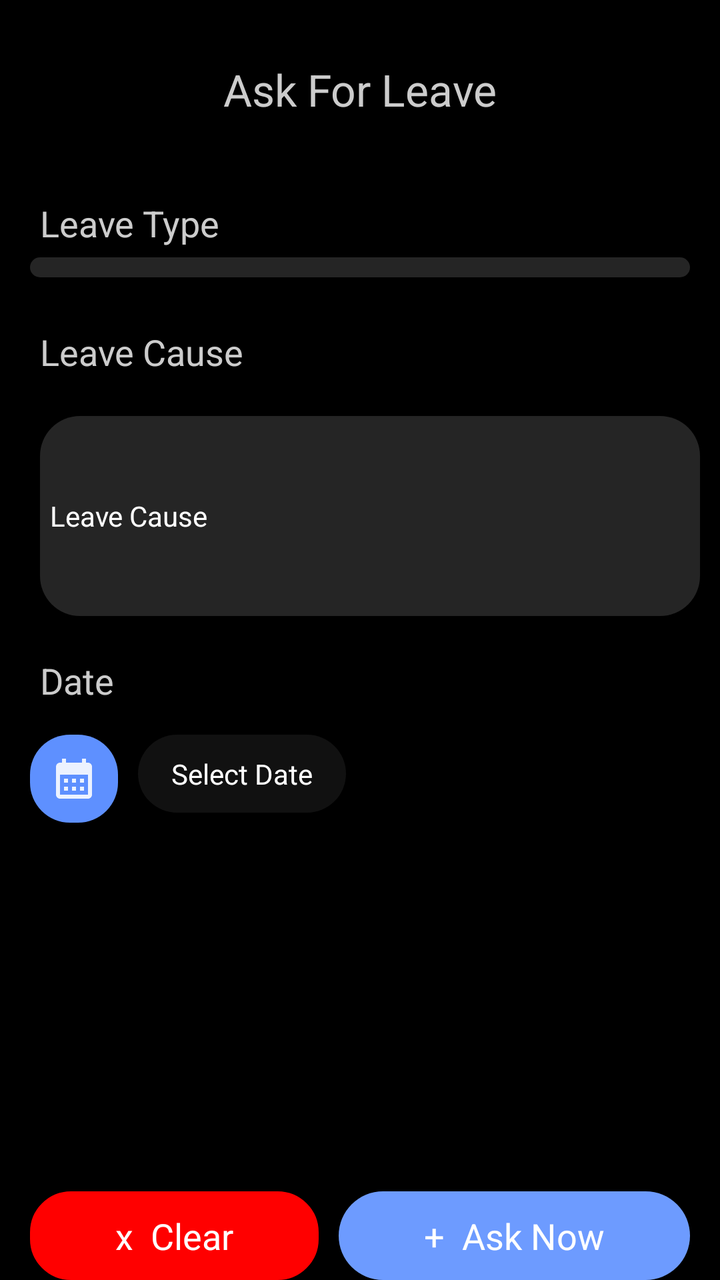
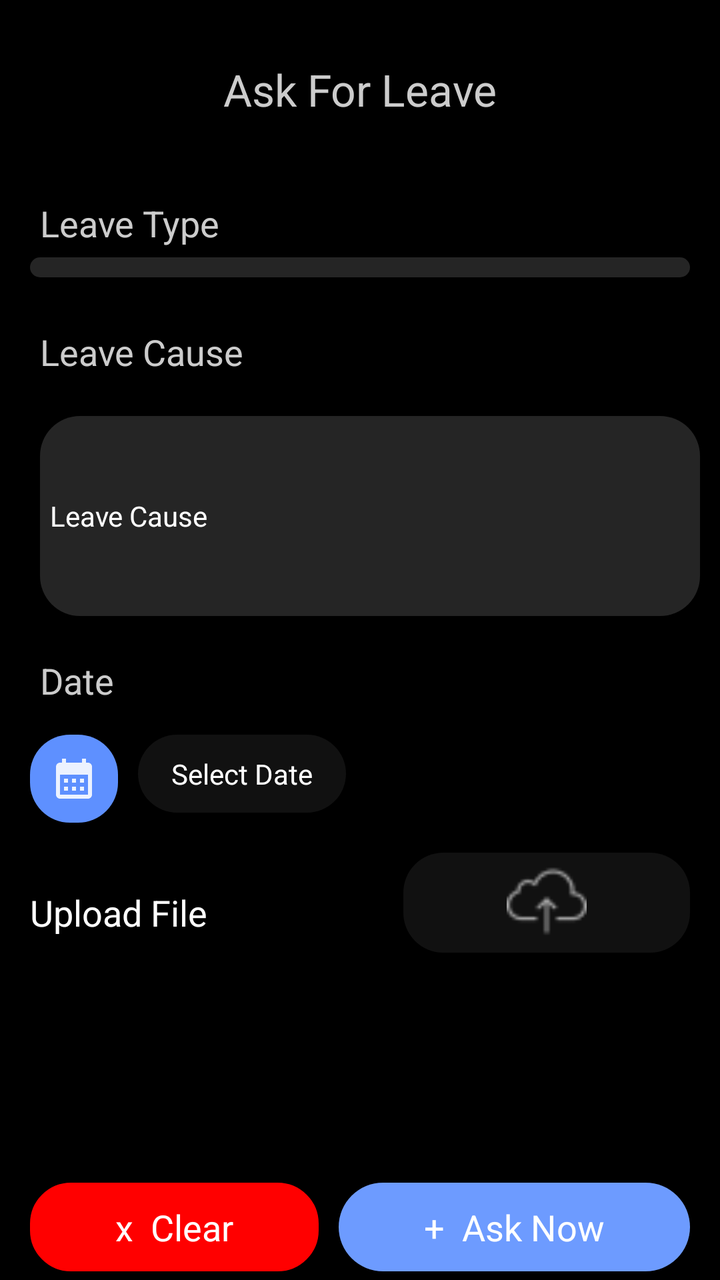

Two renders of the same Android screen: before a commit and after it. Below are the layout's source before the change and the commit's diff.
<!-- AndroidManifest.xml: application theme AppTheme -->
<!-- res/layout/fragment_apply_new_leave.xml -->
<?xml version="1.0" encoding="utf-8"?>
<layout>

    <ScrollView xmlns:android="http://schemas.android.com/apk/res/android"
        xmlns:tools="http://schemas.android.com/tools"
        android:layout_width="match_parent"
        android:layout_height="match_parent"
        android:background="@color/black"
        android:clickable="true">

        <LinearLayout
            android:layout_width="match_parent"
            android:layout_height="match_parent"
            android:orientation="vertical"
            android:padding="@dimen/_10dp"
            tools:context=".manager.activity.ApplyNewLeaveFragment">

            <LinearLayout
                android:layout_width="match_parent"
                android:layout_height="wrap_content"
                android:layout_marginTop="20dp"
                android:layout_marginBottom="@dimen/_20dp">

                <ImageView
                    android:id="@+id/backBtn"
                    android:layout_width="wrap_content"
                    android:layout_height="wrap_content"
                    android:layout_marginStart="25dp"
                    android:src="@drawable/backbutton"
                    android:visibility="gone" />

                <TextView
                    android:layout_width="match_parent"
                    android:layout_height="wrap_content"
                    android:gravity="center"
                    android:text="Ask For Leave"
                    android:textColor="@color/greyforText"
                    android:textSize="22sp" />

            </LinearLayout>

            <TextView
                android:layout_width="match_parent"
                android:layout_height="wrap_content"
                android:layout_marginStart="@dimen/_10dp"
                android:layout_marginTop="@dimen/_20dp"
                android:text="Leave Type"
                android:textColor="@color/greyforText"
                android:textSize="18sp" />

            <Spinner
                android:id="@+id/leaveType"
                android:layout_width="match_parent"
                android:layout_height="wrap_content"
                android:layout_margin="@dimen/_5dp"
                android:background="@drawable/light_grey_bg"
                android:drawableEnd="@drawable/spinner_dropdown"
                android:padding="@dimen/_5dp"
                android:spinnerMode="dropdown" />

            <TextView
                android:layout_width="match_parent"
                android:layout_height="wrap_content"
                android:layout_marginStart="@dimen/_10dp"
                android:layout_marginTop="@dimen/_20dp"
                android:text="Leave Cause"
                android:textColor="@color/greyforText"
                android:textSize="18sp" />

            <EditText
                android:id="@+id/reason"
                android:layout_width="match_parent"
                android:layout_height="100dp"
                android:layout_marginStart="@dimen/_10dp"
                android:layout_marginTop="@dimen/_20dp"
                android:background="@drawable/light_grey_bg"
                android:hint="Leave Cause"
                android:inputType="textMultiLine"
                android:maxLines="5"
                android:padding="@dimen/_5dp"
                android:textColor="@color/white"
                android:textColorHint="@color/white"
                android:textSize="14sp" />

            <TextView
                android:layout_width="match_parent"
                android:layout_height="wrap_content"
                android:layout_marginStart="@dimen/_10dp"
                android:layout_marginTop="@dimen/_20dp"
                android:text="Date"
                android:textColor="@color/greyforText"
                android:textSize="18sp" />


            <LinearLayout
                android:layout_width="match_parent"
                android:layout_height="wrap_content"
                android:layout_marginTop="@dimen/_10">

                <ImageView
                    android:id="@+id/calender"
                    android:layout_width="wrap_content"
                    android:layout_height="wrap_content"
                    android:layout_margin="@dimen/_5dp"
                    android:background="@drawable/blue_bg"
                    android:padding="@dimen/_10"
                    android:src="@drawable/baseline_calendar_month_24" />

                <TextView
                    android:layout_width="wrap_content"
                    android:layout_height="wrap_content"
                    android:layout_margin="@dimen/_5dp"
                    android:layout_marginStart="@dimen/_10dp"
                    android:background="@drawable/grey_bg_rounded"
                    android:gravity="center"
                    android:maxLines="5"
                    android:padding="@dimen/_10"
                    android:text="  Select Date  "
                    android:textColor="@color/white"
                    android:textColorHint="@color/white"
                    android:textSize="14sp" />
            </LinearLayout>

            <LinearLayout
                android:id="@+id/datelayout"
                android:layout_width="match_parent"
                android:layout_height="wrap_content"
                android:layout_marginStart="@dimen/_10dp"
                android:layout_marginTop="@dimen/_20dp"
                android:padding="@dimen/_15"
                android:visibility="invisible">

                <ImageView
                    android:layout_width="@dimen/_20dp"
                    android:layout_height="@dimen/_20dp"
                    android:layout_gravity="center"
                    android:layout_marginStart="@dimen/_10"
                    android:padding="@dimen/_5dp"
                    android:src="@drawable/baseline_brightness_1_24" />

                <TextView
                    android:id="@+id/dateForLeave"
                    android:layout_width="wrap_content"
                    android:layout_height="wrap_content"
                    android:text="14 April"
                    android:textColor="@color/greyforText"
                    android:textSize="18sp" />

                <ImageView
                    android:id="@+id/delete"
                    android:layout_width="wrap_content"
                    android:layout_height="wrap_content"
                    android:layout_marginStart="@dimen/_10"
                    android:src="@drawable/baseline_close_24_red" />
            </LinearLayout>

            <LinearLayout
                android:layout_width="match_parent"
                android:layout_height="wrap_content"
                android:layout_marginTop="@dimen/_100dp"
                android:gravity="center"
                android:orientation="horizontal"
                android:weightSum="2">

                <TextView
                    android:id="@+id/clear"
                    android:layout_width="wrap_content"
                    android:layout_height="wrap_content"
                    android:layout_margin="@dimen/_5dp"
                    android:layout_weight="1"
                    android:background="@drawable/delete_btn"
                    android:gravity="center"
                    android:paddingTop="@dimen/_10"
                    android:paddingBottom="@dimen/_10"
                    android:text="x  Clear"
                    android:textColor="@color/white"
                    android:textSize="18dp" />

                <TextView
                    android:id="@+id/askNow"
                    android:layout_width="wrap_content"
                    android:layout_height="wrap_content"
                    android:layout_margin="5dp"
                    android:layout_weight="1"
                    android:background="@drawable/attendancebutton"
                    android:gravity="center"
                    android:paddingTop="@dimen/_10"
                    android:paddingBottom="@dimen/_10"
                    android:text="+  Ask Now"
                    android:textColor="@color/white"
                    android:textSize="18dp" />


            </LinearLayout>

        </LinearLayout>
    </ScrollView>

</layout>
<!-- resources referenced by this layout -->
<resources>
  <color name="black">#FF000000</color>
  <color name="greyforText">#CCCCCC</color>
  <color name="white">#FFFFFF</color>
  <dimen name="_10">10dp</dimen>
  <dimen name="_100dp">100dp</dimen>
  <dimen name="_10dp">10dp</dimen>
  <dimen name="_15">15dp</dimen>
  <dimen name="_20dp">20dp</dimen>
  <dimen name="_5dp">5dp</dimen>
  <!-- drawable attendancebutton (drawable) -->
  <shape xmlns:android="http://schemas.android.com/apk/res/android"
      android:shape="rectangle">
      <solid android:color="#6D9BFF"/>
      <corners android:radius="25dp" /> 
  </shape>
  <!-- drawable baseline_brightness_1_24 (drawable) -->
  <vector xmlns:android="http://schemas.android.com/apk/res/android" android:alpha="0.88" android:height="24dp" android:tint="#FFFFFF" android:viewportHeight="24" android:viewportWidth="24" android:width="24dp">
        
      <path android:fillColor="@android:color/white" android:pathData="M12,12m-10,0a10,10 0,1 1,20 0a10,10 0,1 1,-20 0"/>
      
  </vector>
  <!-- drawable baseline_close_24_red (drawable) -->
  <vector xmlns:android="http://schemas.android.com/apk/res/android" android:alpha="0.88" android:height="24dp" android:tint="#FF0000" android:viewportHeight="24" android:viewportWidth="24" android:width="24dp">
        
      <path android:fillColor="@android:color/white" android:pathData="M19,6.41L17.59,5 12,10.59 6.41,5 5,6.41 10.59,12 5,17.59 6.41,19 12,13.41 17.59,19 19,17.59 13.41,12z"/>
      
  </vector>
  <!-- drawable blue_bg (drawable) -->
  <?xml version="1.0" encoding="utf-8"?>
  <shape xmlns:android="http://schemas.android.com/apk/res/android"
      android:shape="rectangle">
      <solid android:color="@color/lightBlue"/>
  <corners android:radius="@dimen/_20dp"/>
  </shape>
  <!-- drawable delete_btn (drawable) -->
  <shape xmlns:android="http://schemas.android.com/apk/res/android"
      android:shape="rectangle">
      <solid android:color="#FF0000" /> 
      <corners android:radius="20dp" />
      <stroke
          android:width="1dp"
          android:color="#FF0000"
          />
  </shape>
  <!-- drawable grey_bg_rounded (drawable) -->
  <?xml version="1.0" encoding="utf-8"?>
  <shape xmlns:android="http://schemas.android.com/apk/res/android"
      android:shape="rectangle">
  <solid android:color="@color/greyBackground"/>
      <corners android:radius="@dimen/_20dp"/>
  </shape>
  <!-- drawable light_grey_bg (drawable) -->
  <?xml version="1.0" encoding="utf-8"?>
  <shape xmlns:android="http://schemas.android.com/apk/res/android"
      android:shape="rectangle">
      <solid android:color="@color/lightGreycolor"/>
      <corners android:radius="@dimen/_20dp"/>
  </shape>
  <!-- drawable spinner_dropdown (drawable) -->
  <layer-list xmlns:android="http://schemas.android.com/apk/res/android">
      <item>
          <rotate
              android:fromDegrees="0"
              android:toDegrees="0"
              android:pivotX="50%"
              android:pivotY="50%"
              android:drawable="@drawable/spinnerdrop" />
      </item>
  
  </layer-list>
  <style name="AppTheme" parent="Theme.MaterialComponents.Light.NoActionBar">
          <item name="colorPrimaryDark">@color/black</item>
          <item name="colorSurface">@color/white</item>
      </style>
  <color name="lightBlue">#5E90FF</color>
  <color name="greyBackground">#111111</color>
  <color name="lightGreycolor">#252525</color>
  <!-- unchanged entries left out for length: 3 -->
</resources>

<!-- the commit's change to res/layout/fragment_apply_new_leave.xml (unified diff, before → after) -->
@@ -128,7 +128,7 @@
                 android:layout_marginStart="@dimen/_10dp"
                 android:layout_marginTop="@dimen/_20dp"
                 android:padding="@dimen/_15"
-                android:visibility="invisible">
+                android:visibility="gone">
 
                 <ImageView
                     android:layout_width="@dimen/_20dp"
@@ -157,6 +157,50 @@
             <LinearLayout
                 android:layout_width="match_parent"
                 android:layout_height="wrap_content"
+                android:layout_marginStart="@dimen/_5dp"
+                android:layout_marginTop="@dimen/_10"
+                android:gravity="center"
+                android:orientation="horizontal"
+                android:weightSum="2">
+
+                <TextView
+                    android:layout_width="wrap_content"
+                    android:layout_height="wrap_content"
+                    android:layout_weight="1"
+                    android:text="Upload File"
+                    android:textColor="@color/white"
+                    android:textSize="18dp" />
+
+                <ImageView
+                    android:id="@+id/uploadDoc"
+                    android:layout_width="50dp"
+                    android:layout_height="50dp"
+                    android:layout_gravity="end"
+                    android:layout_margin="@dimen/_5dp"
+                    android:layout_weight="1"
+                    android:background="@drawable/grey_bg_rounded"
+                    android:padding="@dimen/_5dp"
+                    android:src="@drawable/uploadwhite" />
+
+                <TextView
+                    android:id="@+id/uploadDocname"
+                    android:layout_width="wrap_content"
+                    android:layout_height="wrap_content"
+                    android:layout_gravity="end"
+                    android:layout_margin="@dimen/_5dp"
+                    android:layout_weight="1"
+                    android:drawableEnd="@drawable/baseline_close_24"
+                    android:gravity="center"
+                    android:padding="@dimen/_5dp"
+                    android:src="@drawable/uploadwhite"
+                    android:text="File "
+                    android:textColor="@color/white"
+                    android:visibility="gone" />
+            </LinearLayout>
+
+            <LinearLayout
+                android:layout_width="match_parent"
+                android:layout_height="wrap_content"
                 android:layout_marginTop="@dimen/_100dp"
                 android:gravity="center"
                 android:orientation="horizontal"
<!-- resource entries referenced after the edit -->
@@ -19,6 +19,12 @@
   <vector xmlns:android="http://schemas.android.com/apk/res/android" android:alpha="0.88" android:height="24dp" android:tint="#FFFFFF" android:viewportHeight="24" android:viewportWidth="24" android:width="24dp">
         
       <path android:fillColor="@android:color/white" android:pathData="M12,12m-10,0a10,10 0,1 1,20 0a10,10 0,1 1,-20 0"/>
+      
+  </vector>
+  <!-- drawable baseline_close_24 (drawable) -->
+  <vector xmlns:android="http://schemas.android.com/apk/res/android" android:alpha="0.88" android:height="24dp" android:tint="#FFFFFF" android:viewportHeight="24" android:viewportWidth="24" android:width="24dp">
+        
+      <path android:fillColor="@android:color/white" android:pathData="M19,6.41L17.59,5 12,10.59 6.41,5 5,6.41 10.59,12 5,17.59 6.41,19 12,13.41 17.59,19 19,17.59 13.41,12z"/>
       
   </vector>
   <!-- drawable baseline_close_24_red (drawable) -->
@@ -70,6 +76,7 @@
       </item>
   
   </layer-list>
+  <!-- drawable uploadwhite: png bitmap (drawable, 905 bytes) -->
   <style name="AppTheme" parent="Theme.MaterialComponents.Light.NoActionBar">
           <item name="colorPrimaryDark">@color/black</item>
           <item name="colorSurface">@color/white</item>
